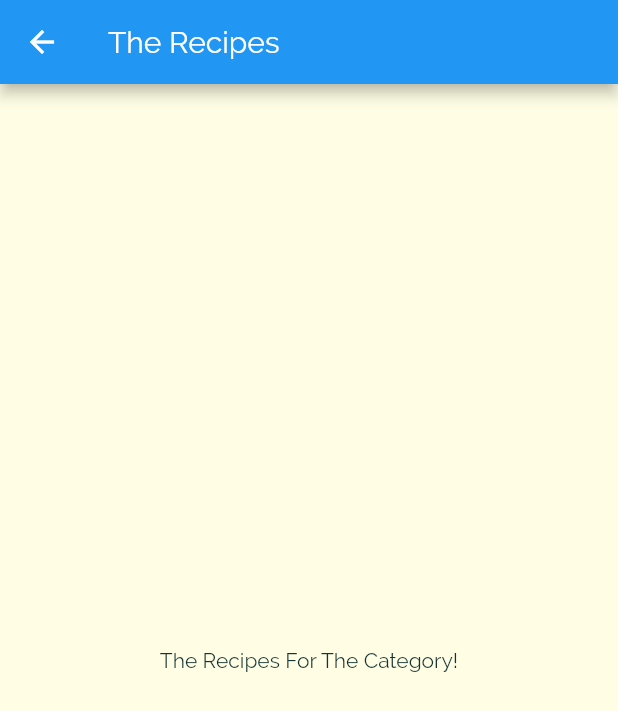
After one commit to ixsho/meal_recipes, a Flutter app: the screen it shows after launch, after a tap on "Italian", on a phone screen of 412 x 824 dp. The commit adds this screen. Shown: the top 711 px of the screen. Run offline on Flutter 3.47's test engine with Material 2 defaults, Android fonts, the phone set to English and light mode, and no system bars.

Commit message:
Add: Navigating to a New Page

```diff
--- a/lib/category_item.dart
+++ b/lib/category_item.dart
@@ -1,4 +1,5 @@
 import 'package:flutter/material.dart';
+import 'package:meal_recipes/category_meals_screen.dart';
 
 class CategoryItem extends StatelessWidget {
   final String title;
@@ -6,9 +7,23 @@ class CategoryItem extends StatelessWidget {
 
   CategoryItem(this.title, this.color);
 
+  void selectCategory(BuildContext ctx) {
+    Navigator.of(ctx).push(
+      MaterialPageRoute(
+        builder: (_) {
+          return CategoryMealsScreen();
+        },
+      ),
+    );
+  }
+
   @override
   Widget build(BuildContext context) {
-    return Container(
+    return InkWell(
+      onTap: () => selectCategory(context),
+      splashColor: Theme.of(context).primaryColor,
+      borderRadius: BorderRadius.circular(15),
+      child: Container(
         padding: EdgeInsets.all(15),
         child: Text(
           title,
@@ -25,6 +40,7 @@ class CategoryItem extends StatelessWidget {
           ),
           borderRadius: BorderRadius.circular(15),
         ),
+      ),
     );
   }
 }
--- /dev/null
+++ b/lib/category_meals_screen.dart
@@ -0,0 +1,17 @@
+import 'package:flutter/material.dart';
+
+class CategoryMealsScreen extends StatelessWidget {
+  @override
+  Widget build(BuildContext context) {
+    return Scaffold(
+      appBar: AppBar(
+        title: Text('The Recipes'),
+      ),
+      body: Center(
+        child: Text(
+          'The Recipes For The Category!',
+        ),
+      ),
+    );
+  }
+}
```
Lines whose indentation alone changed are shown as unchanged.
